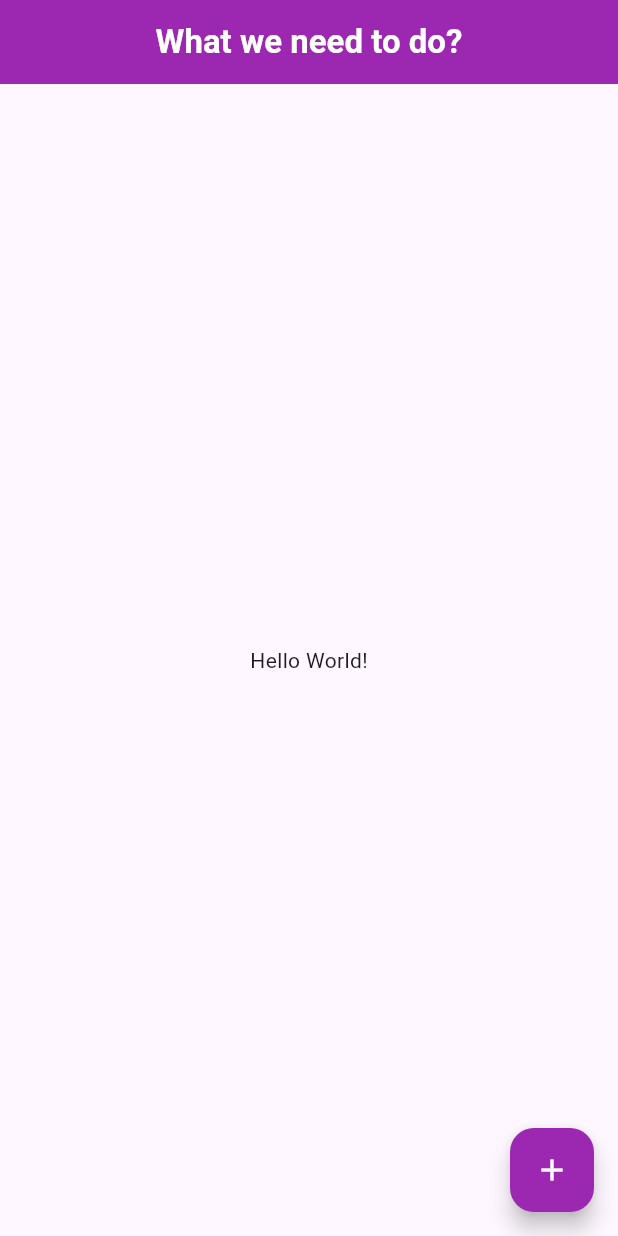
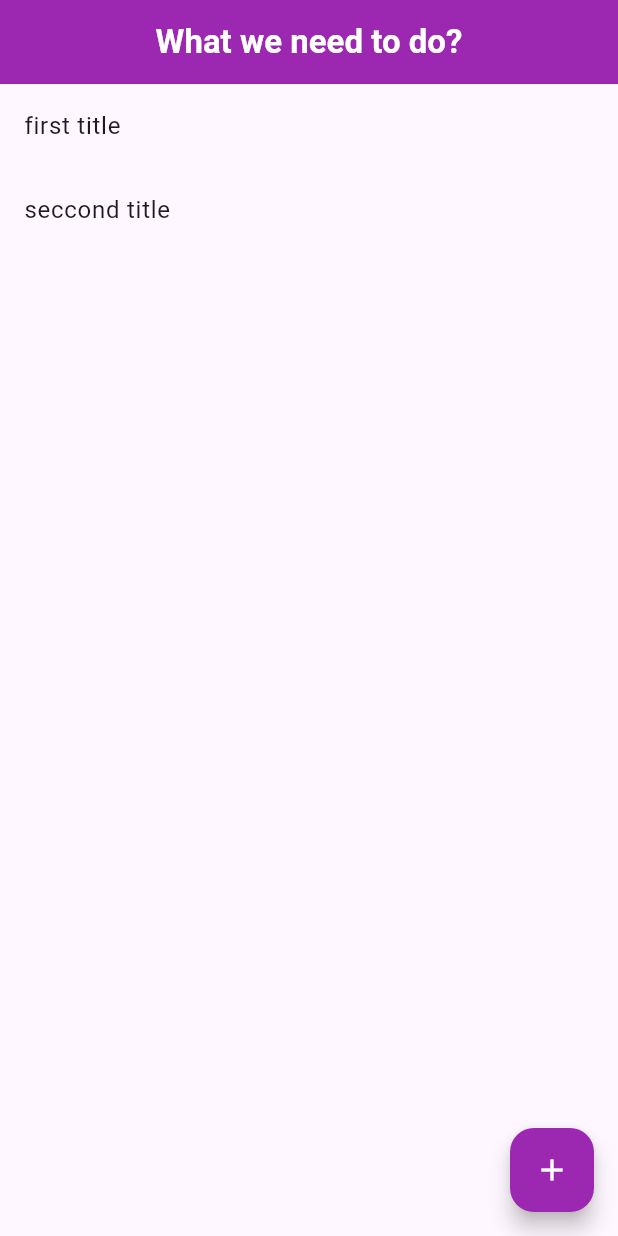
Before and after one commit to LukaszWalencik/simple_todo_app, a Flutter app: the screen it shows after launch, on a phone screen of 412 x 824 dp. Run offline on Flutter 3.47's test engine with Material 3 defaults, Android fonts, the phone set to English and light mode, and no system bars.

Commit message:
Add to listView two reusable list tile to show how it looks in app

```diff
--- a/lib/main.dart
+++ b/lib/main.dart
@@ -1,4 +1,5 @@
 import 'package:flutter/material.dart';
+import 'package:simple_todo_app/reusable/list_tile.dart';
 
 void main() {
   runApp(const MainApp());
@@ -9,6 +10,7 @@ class MainApp extends StatelessWidget {
 
   @override
   Widget build(BuildContext context) {
+    List<String> titles = ['first title', 'seccond title'];
     return MaterialApp(
       debugShowCheckedModeBanner: false,
       home: Scaffold(
@@ -21,8 +23,15 @@ class MainApp extends StatelessWidget {
                 color: Colors.white, fontWeight: FontWeight.bold),
           ),
         ),
-        body: const Center(
-          child: Text('Hello World!'),
+        body: ListView(
+          children: [
+            ReusableListTile(
+              title: titles[0],
+            ),
+            ReusableListTile(
+              title: titles[1],
+            )
+          ],
         ),
         floatingActionButton: FloatingActionButton(
           backgroundColor: Colors.purple,
```
